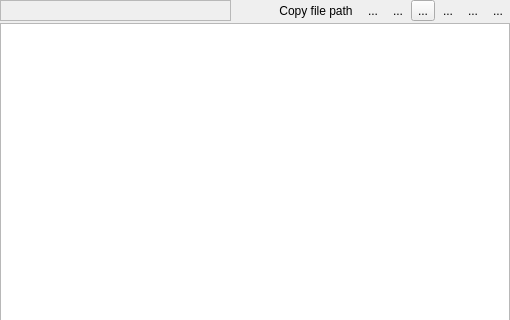
First picture: the form in Viewer/ecflowUI/src/CodeItemWidget.ui, repository ecmwf/ecflow, before the edit; both pictures show x 0 to 510 and y 0 to 320 of the 510 by 465 pixel window.
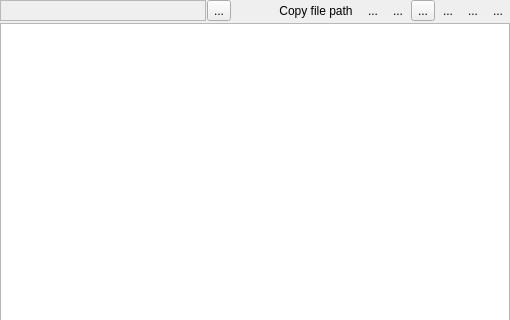
Second picture: the form after the edit. Icons and pictures are not drawn. Custom widgets are drawn as their Qt base class.

Commit message: Add support for ECF_STATUS_CMD in the GUI ECFLOW-1572

```diff
--- a/Viewer/ecflowUI/src/CodeItemWidget.ui
+++ b/Viewer/ecflowUI/src/CodeItemWidget.ui
@@ -30,7 +30,7 @@
     <number>0</number>
    </property>
    <item>
-    <layout class="QHBoxLayout" name="horizontalLayout" stretch="1,0,0,0,0,0,0,0,0">
+    <layout class="QHBoxLayout" name="horizontalLayout" stretch="1,0,0,0,0,0,0,0,0,0">
      <property name="spacing">
       <number>1</number>
      </property>
@@ -53,6 +53,26 @@
        </property>
       </widget>
      </item>
+     <item>
+      <widget class="QToolButton" name="commandTb_">
+       <property name="styleSheet">
+        <string notr="true"/>
+       </property>
+       <property name="text">
+        <string>...</string>
+       </property>
+       <property name="icon">
+        <iconset resource="viewer.qrc">
+         <normaloff>:/viewer/submit.svg</normaloff>:/viewer/submit.svg</iconset>
+       </property>
+       <property name="toolButtonStyle">
+        <enum>Qt::ToolButtonTextBesideIcon</enum>
+       </property>
+       <property name="autoRaise">
+        <bool>false</bool>
+       </property>
+      </widget>
+     </item>
      <item>
       <spacer name="horizontalSpacer">
        <property name="orientation">
```
The commit also changes 7 other files.
